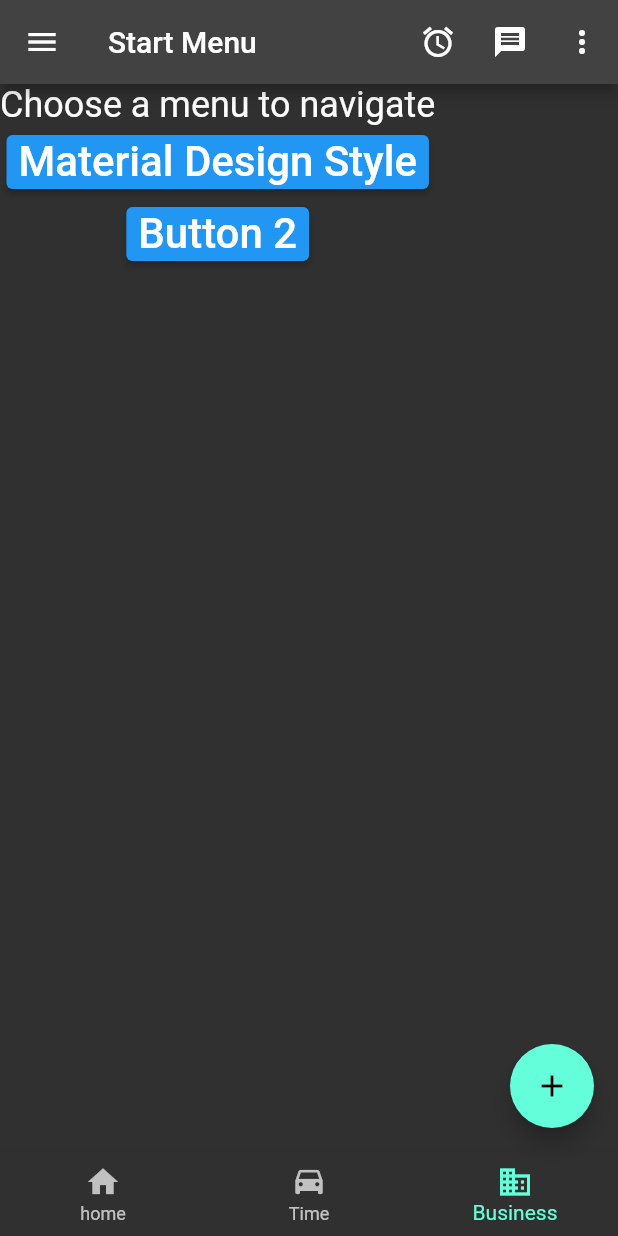
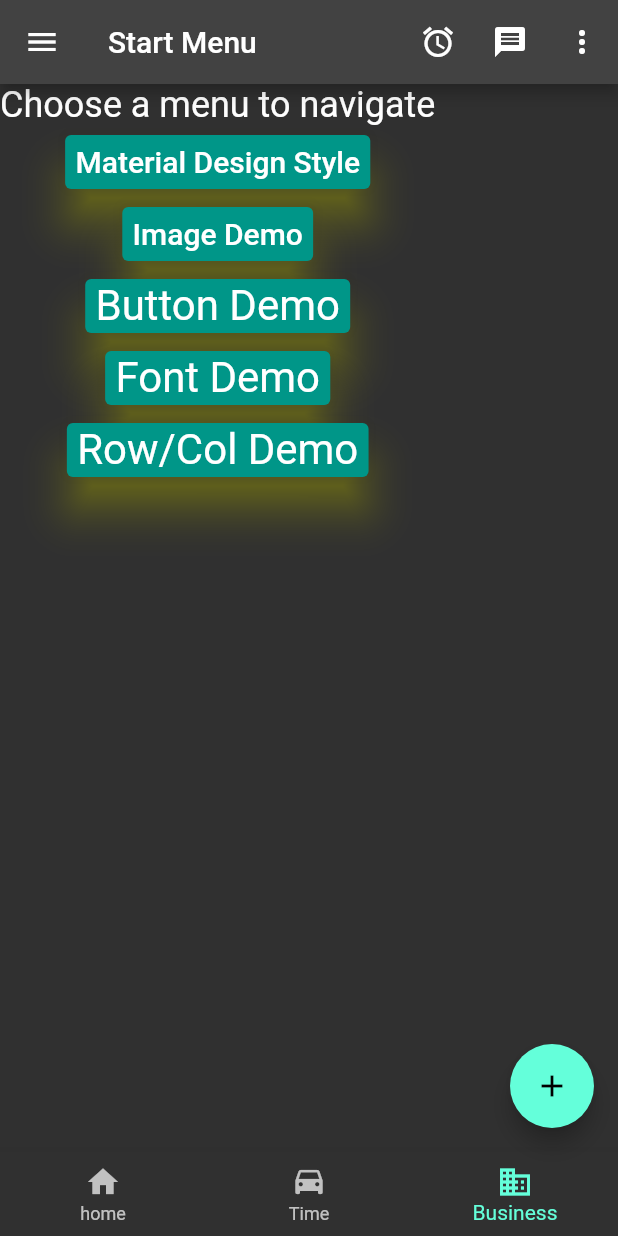
Before and after one commit to swatsam29/swati-mobapp02, a Flutter app: the screen it shows after launch, on a phone screen of 412 x 824 dp. Run offline on Flutter 3.47's test engine with Material 2 defaults, Android fonts, the phone set to English and light mode, and no system bars.

Commit message:
Button update

```diff
--- a/lib/main.dart
+++ b/lib/main.dart
@@ -1,12 +1,16 @@
 import 'package:flutter/material.dart';
 import 'package:lesson1/model/constants.dart';
+import 'package:lesson1/viewscreen/buttondemo_screen.dart';
+import 'package:lesson1/viewscreen/fontdemo_screen.dart';
 import 'package:lesson1/viewscreen/imagedemo_screen.dart';
 import 'package:lesson1/viewscreen/materialdesign_screen.dart';
+import 'package:lesson1/viewscreen/rowcoldemo_screen.dart';
 import 'package:lesson1/viewscreen/start_screen.dart';
 
 void main() {
   runApp(const Lesson1App());
 }
+
 class Lesson1App extends StatelessWidget {
   const Lesson1App({Key? key}) : super(key: key);
   @override
@@ -21,15 +25,41 @@ class Lesson1App extends StatelessWidget {
               color: Colors.red,
             ),
             button: TextStyle(
-            fontSize: 28.0,
+              fontSize: 32.0,
+            ),
+          ),
+          elevatedButtonTheme: ElevatedButtonThemeData(
+            style: ElevatedButton.styleFrom(
+              primary: Colors.teal,
+              elevation: 12.0,
+              shadowColor: Colors.yellowAccent,
+              textStyle: const TextStyle(fontSize: 28.0),
+            ),
+          ),
+          outlinedButtonTheme:
+              OutlinedButtonThemeData(
+                style: OutlinedButton.styleFrom(
+                  primary: Colors.white,
+                  backgroundColor: Colors.blueAccent,
+                  textStyle: const TextStyle(fontSize: 20.0),
+                ),
+                ),
+          textButtonTheme: TextButtonThemeData(
+            style: TextButton.styleFrom(
+            primary: Colors.yellowAccent,
+            backgroundColor: Colors.grey,
+            textStyle: const TextStyle(fontSize: 18.0),
           ),
           ),
                 ),
       initialRoute: StartScreen.routeName,
       routes: {
         StartScreen.routeName: (BuildContext context) => const StartScreen(),
-        MaterialDesignClass.routeName: (context) =>  const MaterialDesignClass(),
-        ImageDemoScreen.routeName: (context) =>  const ImageDemoScreen(),
+        MaterialDesignClass.routeName: (context) => const MaterialDesignClass(),
+        ImageDemoScreen.routeName: (context) => const ImageDemoScreen(),
+        ButtonDemoScreen.routeName: (context) => const ButtonDemoScreen(),
+        FontDemoScreen.routeName:(context) => const FontDemoScreen(),
+        rowColDemoScreen.routeName:(context) => const rowColDemoScreen(),
       },
     );
   }
--- a/lib/viewscreen/start_screen.dart
+++ b/lib/viewscreen/start_screen.dart
@@ -1,5 +1,8 @@
 import 'package:flutter/material.dart';
+import 'package:lesson1/viewscreen/buttondemo_screen.dart';
+import 'package:lesson1/viewscreen/fontdemo_screen.dart';
 import 'package:lesson1/viewscreen/imagedemo_screen.dart';
+import 'package:lesson1/viewscreen/rowcoldemo_screen.dart';
 import 'package:lesson1/viewscreen/view/view_util.dart';
 import 'materialdesign_screen.dart';
 
@@ -26,19 +29,14 @@ class StartScreen extends StatelessWidget {
                     message: 'Message button pressed',
                   ),
               icon: const Icon(Icons.message)),
-          PopupMenuButton(
-            onSelected: (String value) {
-              showSnackBar(context: context, message: 'Popupmenu = $value');
-            },
-            itemBuilder: (BuildContext context) {
+          PopupMenuButton(onSelected: (String value) {
+            showSnackBar(context: context, message: 'Popupmenu = $value');
+          }, itemBuilder: (BuildContext context) {
             return <PopupMenuItem<String>>[
               PopupMenuItem(
                 value: 'License',
                 child: Row(
-                  children: const [
-                    Icon(Icons.label),
-                    Text('License')
-                  ],
+                  children: const [Icon(Icons.label), Text('License')],
                 ),
               ),
               PopupMenuItem(
@@ -50,13 +48,10 @@ class StartScreen extends StatelessWidget {
                   ],
                 ),
               ),
-               PopupMenuItem(
+              PopupMenuItem(
                 value: 'Profile',
                 child: Row(
-                  children: const [
-                    Icon(Icons.person),
-                    Text('Profile')
-                  ],
+                  children: const [Icon(Icons.person), Text('Profile')],
                 ),
               ),
             ];
@@ -104,16 +99,31 @@ class StartScreen extends StatelessWidget {
                 Navigator.pushNamed(context, MaterialDesignClass.routeName),
             child: Text(
               'Material Design Style',
-              style: Theme.of(context).textTheme.button,
+              style: Theme.of(context).textTheme.headline6,
             ),
           ),
           ElevatedButton(
             onPressed: () =>
-            Navigator.pushNamed(context, ImageDemoScreen.routeName),
+                Navigator.pushNamed(context, ImageDemoScreen.routeName),
             child: Text(
-              'Button 2',
-              style: Theme.of(context).textTheme.button,
+              'Image Demo',
+              style: Theme.of(context).textTheme.headline6,
             ),
+          ),
+          ElevatedButton(
+            onPressed: () =>
+                Navigator.pushNamed(context, ButtonDemoScreen.routeName),
+            child: const Text('Button Demo'),
+          ),
+          ElevatedButton(
+            onPressed: () =>
+                Navigator.pushNamed(context, FontDemoScreen.routeName),
+            child: const Text('Font Demo'),
+          ),
+          ElevatedButton(
+            onPressed: () =>
+                Navigator.pushNamed(context, rowColDemoScreen.routeName),
+            child: const Text('Row/Col Demo'),
           ),
         ],
       ),
```
Also changed, not shown: lib/viewscreen/buttondemo_screen.dart (added, +124 -0 lines), lib/viewscreen/fontdemo_screen.dart (added, +20 -0 lines), lib/viewscreen/imagedemo_screen.dart (+15 -0 lines), lib/viewscreen/rowcoldemo_screen.dart (added, +19 -0 lines), pubspec.yaml (+14 -9 lines), Fonts/LobsterTwo-Bold.ttf (added), Fonts/LobsterTwo-BoldItalic.ttf (added), Fonts/LobsterTwo-Italic.ttf (added), Fonts/LobsterTwo-Regular.ttf (added), images/Cat.jpeg (added), images/Dog.jpeg (added), images/Duck.jpeg (added). Lines whose indentation alone changed are shown as unchanged.
